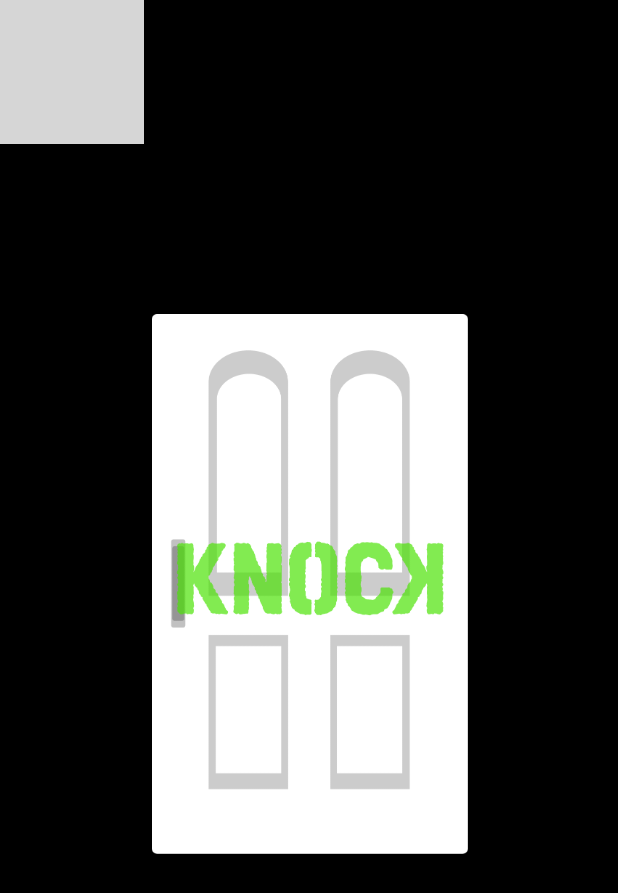
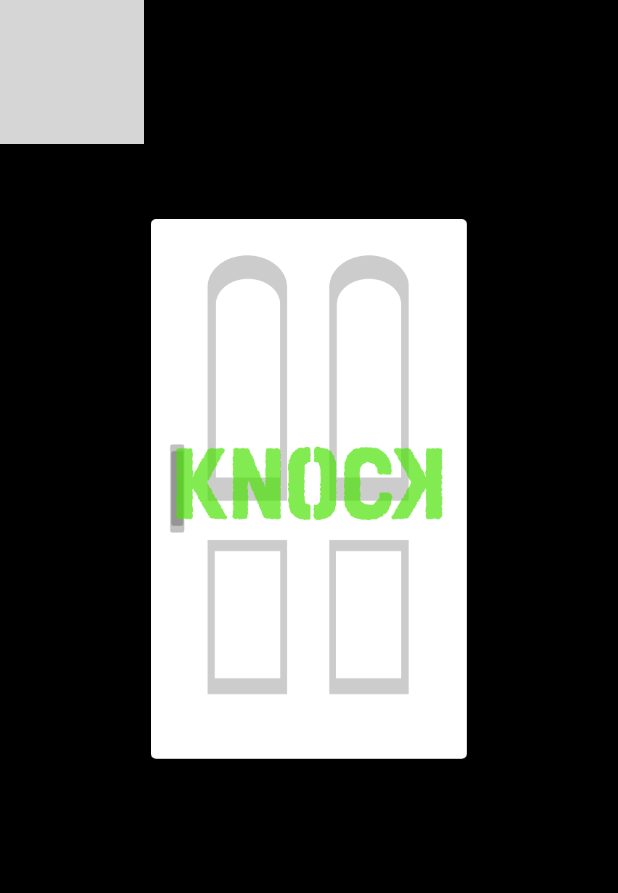
Before and after one commit to sopkathon/Android, an Android app: the MainActivity screen opened directly, with no data from a screen before it, on a phone screen of 412 x 824 dp. Shown: the top 893 px of the screen. Run offline under Robolectric (Android 15) with nearby library versions, the phone set to English and light mode, and no system bars; pictures from the network do not load; grey boxes are pictures that could not be loaded.

Commit message:
activity_main image size 조정

```diff
--- a/app/src/main/res/layout/activity_main.xml
+++ b/app/src/main/res/layout/activity_main.xml
@@ -22,11 +22,7 @@
         android:id="@+id/img2"
         android:layout_width="253dp"
         android:layout_height="360dp"
-        android:layout_marginLeft="68.6dp"
         android:layout_marginTop="146dp"
-        android:layout_marginRight="67.4dp"
-        android:layout_marginBottom="192dp"
-        app:layout_constraintBottom_toBottomOf="parent"
         app:layout_constraintEnd_toEndOf="parent"
         app:layout_constraintStart_toStartOf="@+id/img"
         app:layout_constraintTop_toTopOf="@+id/img"
@@ -36,16 +32,10 @@
         android:id="@+id/button"
         android:layout_width="216dp"
         android:layout_height="385dp"
-        android:layout_marginLeft="89.2dp"
-        android:layout_marginTop="191dp"
-        android:layout_marginRight="87.7dp"
-        android:layout_marginBottom="273.2dp"
+        android:layout_marginTop="146dp"
         android:background="#00ff0000"
-        app:layout_constraintBottom_toBottomOf="parent"
         app:layout_constraintEnd_toEndOf="parent"
-        app:layout_constraintHorizontal_bias="0.589"
         app:layout_constraintStart_toStartOf="parent"
-        app:layout_constraintTop_toTopOf="parent"
-        app:layout_constraintVertical_bias="0.516" />
+        app:layout_constraintTop_toTopOf="parent" />
 
 </androidx.constraintlayout.widget.ConstraintLayout>
```
